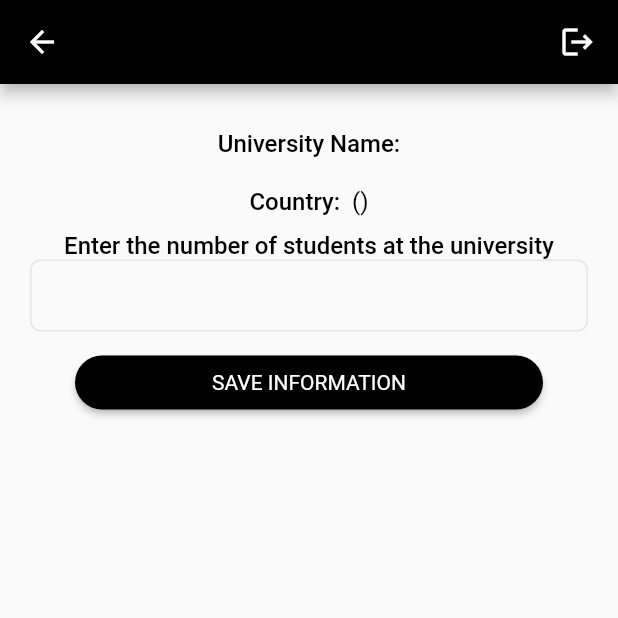
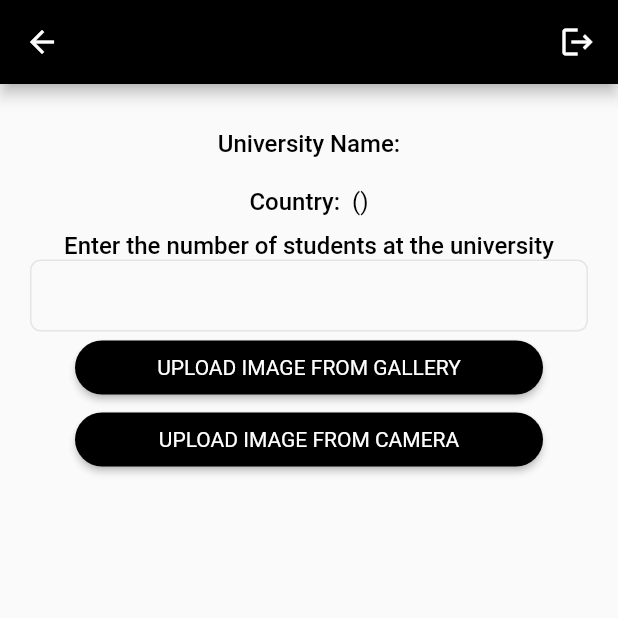
Before and after one commit to paolaBravo/university_test, a Flutter app: the UniversityDetailsPage screen opened directly with empty values, on a phone screen of 412 x 824 dp, the top half of it. Run offline on Flutter 3.47's test engine with Material 2 defaults, Android fonts, the phone set to English and light mode, and no system bars; our stand-ins replace dartz, equatable, firebase_auth, firebase_core, get, image_picker and 1 more; accounts and stored records are empty; network calls fail.

Commit message:
image picker done

```diff
--- a/lib/features/presentation/controllers/universities_controller.dart
+++ b/lib/features/presentation/controllers/universities_controller.dart
@@ -4,6 +4,7 @@ import 'package:get/get.dart';
 import 'package:university_test/dependency_injection/injector.dart';
 import 'package:university_test/features/domain/entities/university_entity.dart';
 import 'package:university_test/features/domain/usecases/get_universities_information.dart';
+import 'dart:io';
 
 enum ViewType { list, grid }
 
@@ -13,6 +14,7 @@ class UniversitiesController extends GetxController {
   var type = ViewType.list.obs;
   final getUniversities = Injector.resolve<GetUniversitiesInformation>();
   RxList<UniversityEntity> universities = <UniversityEntity>[].obs;
+  Rx<File> image = File("").obs;
 
   @override
   void onInit() {
@@ -29,4 +31,12 @@ class UniversitiesController extends GetxController {
     await _auth.signOut();
     Get.offAllNamed('/home');
   }
+
+  initNumberOfStudents(UniversityEntity university) {
+    if (university.numberOfStudents != 0) {
+      numOfStudentsController.text = university.numberOfStudents.toString();
+    } else {
+      numOfStudentsController.text = "";
+    }
+  }
 }
--- a/lib/features/presentation/pages/university_details_page.dart
+++ b/lib/features/presentation/pages/university_details_page.dart
@@ -1,6 +1,8 @@
+import 'dart:io';
 import 'package:flutter/material.dart';
 import 'package:flutter/services.dart';
 import 'package:get/get.dart';
+import 'package:image_picker/image_picker.dart';
 import 'package:university_test/features/domain/entities/university_entity.dart';
 import 'package:university_test/features/presentation/controllers/universities_controller.dart';
 import 'package:university_test/features/presentation/widgets/button_widget.dart';
@@ -12,6 +14,7 @@ class UniversityDetailsPage extends StatelessWidget {
   final UniversitiesController _controller = Get.put(UniversitiesController());
   @override
   Widget build(BuildContext context) {
+    _controller.initNumberOfStudents(university);
     return Scaffold(
       appBar: AppBar(
         title: Text(university.name),
@@ -41,6 +44,7 @@ class UniversityDetailsPage extends StatelessWidget {
             const EdgeInsets.only(bottom: 20, left: 20, right: 20, top: 20),
         child: Column(
           children: [
+            showImage(),
             information(context, "University Name: ", university.name),
             university.stateProvince != ""
                 ? information(
@@ -49,10 +53,30 @@ class UniversityDetailsPage extends StatelessWidget {
             information(context, "Country: ",
                 university.country + " (${university.alphaTwoCode})"),
             numOfStudens(context),
-            saveButton(context)
+            imageButtons(context),
           ],
         ),
       ),
+    );
+  }
+
+  Widget showImage() {
+    return Obx(
+      () {
+        return _controller.image.value.path != "" && university.image != ""
+            ? SizedBox(
+                height: Get.height * 0.2,
+                width: Get.width * 0.5,
+                child: ClipRRect(
+                  borderRadius: BorderRadius.circular(100.0),
+                  child: Image.file(
+                    File(university.image),
+                    fit: BoxFit.fill,
+                  ),
+                ),
+              )
+            : const SizedBox();
+      },
     );
   }
 
@@ -77,7 +101,6 @@ class UniversityDetailsPage extends StatelessWidget {
   }
 
   Widget numOfStudens(BuildContext context) {
-    if (university.numberOfStudents == 0) {
     return Column(
       children: [
         Text(
@@ -91,21 +114,7 @@ class UniversityDetailsPage extends StatelessWidget {
           inputFormatters: <TextInputFormatter>[
             FilteringTextInputFormatter.digitsOnly
           ],
-          )
-        ],
-      );
-    } else {
-      return information(context, "Number of students at the university: ",
-          university.numberOfStudents.toString());
-    }
-  }
-
-  Widget saveButton(BuildContext context) {
-    return Padding(
-      padding: const EdgeInsets.symmetric(vertical: 10),
-      child: ButtonWidget(
-        text: "SAVE INFORMATION",
-        onTap: () {
+          onSubmitted: (val) {
             if (_controller.numOfStudentsController.text != "") {
               if (_controller.numOfStudentsController.text == "0") {
                 ScaffoldMessenger.of(context).showSnackBar(
@@ -121,14 +130,58 @@ class UniversityDetailsPage extends StatelessWidget {
               } else {
                 university.numberOfStudents =
                     int.parse(_controller.numOfStudentsController.text);
-              _controller.numOfStudentsController.clear();
-              Get.back();
               }
-          } else {
-            Get.back();
             }
           },
+        )
+      ],
+    );
+  }
+
+  Widget imageFromGalleryButton(BuildContext context) {
+    return ButtonWidget(
+        onTap: () {
+          pickImage(context, ImageSource.gallery);
+        },
+        text: "UPLOAD IMAGE FROM GALLERY");
+  }
+
+  Widget imageFromCameraButton(BuildContext context) {
+    return ButtonWidget(
+        onTap: () {
+          pickImage(context, ImageSource.camera);
+        },
+        text: "UPLOAD IMAGE FROM CAMERA");
+  }
+
+  pickImage(BuildContext context, ImageSource source) async {
+    try {
+      final image = await ImagePicker().pickImage(source: source);
+
+      if (image != null) {
+        university.image = image.path;
+        _controller.image.value = File(university.image);
+      }
+
+      _controller.universities.refresh();
+    } on PlatformException catch (e) {
+      ScaffoldMessenger.of(context).showSnackBar(
+        const SnackBar(
+          behavior: SnackBarBehavior.floating,
+          backgroundColor: Colors.transparent,
+          elevation: 0,
+          content: SnackbarErrorWidget(textError: "Failed to pick image"),
         ),
       );
     }
   }
+
+  Widget imageButtons(BuildContext context) {
+    return Column(
+      children: [
+        imageFromGalleryButton(context),
+        imageFromCameraButton(context)
+      ],
+    );
+  }
+}
```
Also changed, not shown: 1 other file. Lines whose indentation alone changed are shown as unchanged.
